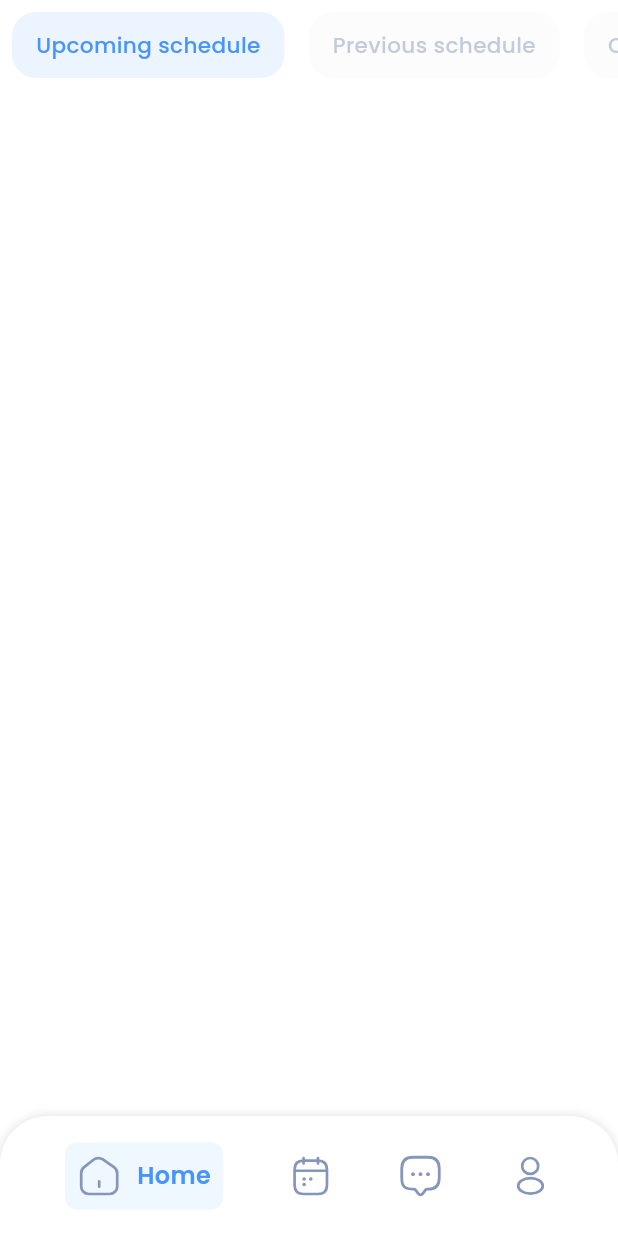
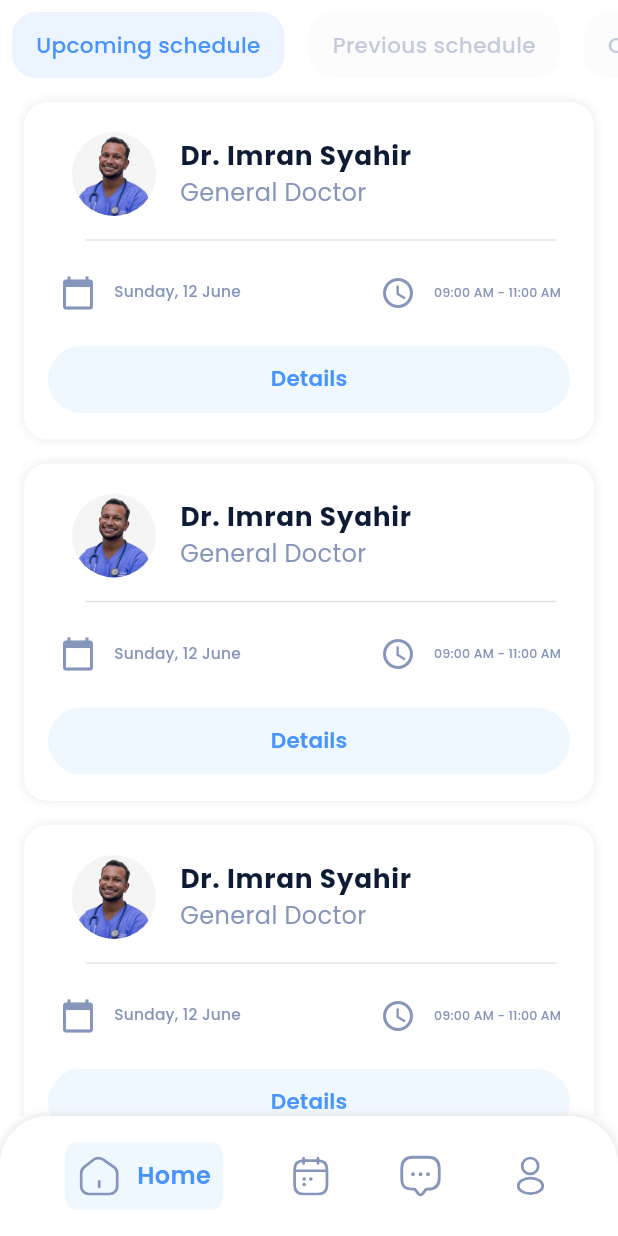
Before and after one commit to ElDaly15/Doctor-Appointment-UI, a Flutter app: the screen it shows after launch, swiped to page 2, on a phone screen of 412 x 824 dp. Run offline on Flutter 3.47's test engine with Material 3 defaults, Android fonts, the phone set to English and light mode, and no system bars; our stand-ins replace device_preview, flutter_svg.

Commit message:
add custom sliver list for doctor items

```diff
--- a/lib/features/calendar/presentation/views/widgets/calendar_view_body.dart
+++ b/lib/features/calendar/presentation/views/widgets/calendar_view_body.dart
@@ -1,3 +1,5 @@
+import 'package:doctor_app/features/calendar/presentation/views/widgets/custom_sliver_list_for_doctor_items.dart';
+import 'package:doctor_app/features/calendar/presentation/views/widgets/doctor_item.dart';
 import 'package:doctor_app/features/calendar/presentation/views/widgets/list_view_of_calendar_items.dart';
 import 'package:flutter/material.dart';
 
@@ -13,6 +15,10 @@ class CalendarViewBody extends StatelessWidget {
           child: SizedBox(),
         )),
         SliverToBoxAdapter(child: ListViewOfCalendarItems()),
+        SliverPadding(
+          padding: EdgeInsets.symmetric(horizontal: 16),
+          sliver: SliverCustomListForDoctorsItem(),
+        ),
       ],
     );
   }
--- /dev/null
+++ b/lib/features/calendar/presentation/views/widgets/custom_sliver_list_for_doctor_items.dart
@@ -0,0 +1,21 @@
+import 'package:doctor_app/features/calendar/presentation/views/widgets/doctor_item.dart';
+import 'package:flutter/material.dart';
+
+class SliverCustomListForDoctorsItem extends StatelessWidget {
+  const SliverCustomListForDoctorsItem({super.key});
+
+  @override
+  Widget build(BuildContext context) {
+    return SliverList(
+      delegate: SliverChildBuilderDelegate(
+        (context, index) {
+          return const Padding(
+            padding: EdgeInsets.symmetric(vertical: 8),
+            child: DoctorItem(),
+          );
+        },
+        childCount: 5,
+      ),
+    );
+  }
+}
--- /dev/null
+++ b/lib/features/calendar/presentation/views/widgets/doctor_item.dart
@@ -0,0 +1,81 @@
+import 'package:doctor_app/core/utils/app_colors.dart';
+import 'package:doctor_app/core/utils/app_images.dart';
+import 'package:doctor_app/core/utils/text_styles.dart';
+import 'package:doctor_app/core/widgets/custom_circle_avatar.dart';
+import 'package:doctor_app/features/home/presentation/views/widgets/row_of_doctor_details_info_item.dart';
+import 'package:flutter/material.dart';
+
+class DoctorItem extends StatelessWidget {
+  const DoctorItem({super.key});
+
+  @override
+  Widget build(BuildContext context) {
+    return Container(
+      decoration: BoxDecoration(
+        boxShadow: const [
+          BoxShadow(
+            color: Color.fromARGB(255, 235, 232, 232),
+            blurRadius: 5,
+            offset: Offset(0, 0),
+          ),
+        ],
+        color: Colors.white,
+        borderRadius: BorderRadius.circular(16),
+      ),
+      padding: const EdgeInsets.only(left: 16, top: 12, bottom: 16),
+      child: Column(
+        children: [
+          ListTile(
+            leading: const CustomCircleAvatar(
+              image: Assets.imagesDoctor1,
+              isPng: true,
+            ),
+            title: FittedBox(
+              fit: BoxFit.scaleDown,
+              alignment: Alignment.centerLeft,
+              child: Text(
+                'Dr. Imran Syahir',
+                style: TextStyles.font22Bold(context)
+                    .copyWith(color: AppColors.textMainTitles),
+                textAlign: TextAlign.start,
+              ),
+            ),
+            subtitle: Text(
+              'General Doctor',
+              style: TextStyles.font20Regular(context)
+                  .copyWith(color: const Color(0xff8696BB)),
+            ),
+          ),
+          const Divider(
+            color: Color.fromARGB(255, 230, 229, 229),
+            thickness: 1,
+            endIndent: 25,
+            indent: 25,
+          ),
+          const RowOfDoctorDetailsInfo(
+            colorsFirst: Color(0xff8696BB),
+            colorsSecond: Color(0xff8696BB),
+            firstText: 'Sunday, 12 June',
+            secondText: '09:00 AM - 11:00 AM',
+            fistIcon: Icons.calendar_today,
+            secondIcon: Icons.watch_later_outlined,
+          ),
+          Padding(
+            padding: const EdgeInsets.only(right: 16, top: 12),
+            child: ElevatedButton(
+                style: ElevatedButton.styleFrom(
+                    backgroundColor: const Color(0xffF0F8FF),
+                    elevation: 0,
+                    minimumSize: const Size(double.infinity, 45)),
+                onPressed: () {},
+                child: Text(
+                  'Details',
+                  style: TextStyles.font18SemiBold(context)
+                      .copyWith(color: AppColors.primaryColor),
+                )),
+          ),
+        ],
+      ),
+    );
+  }
+}
```
